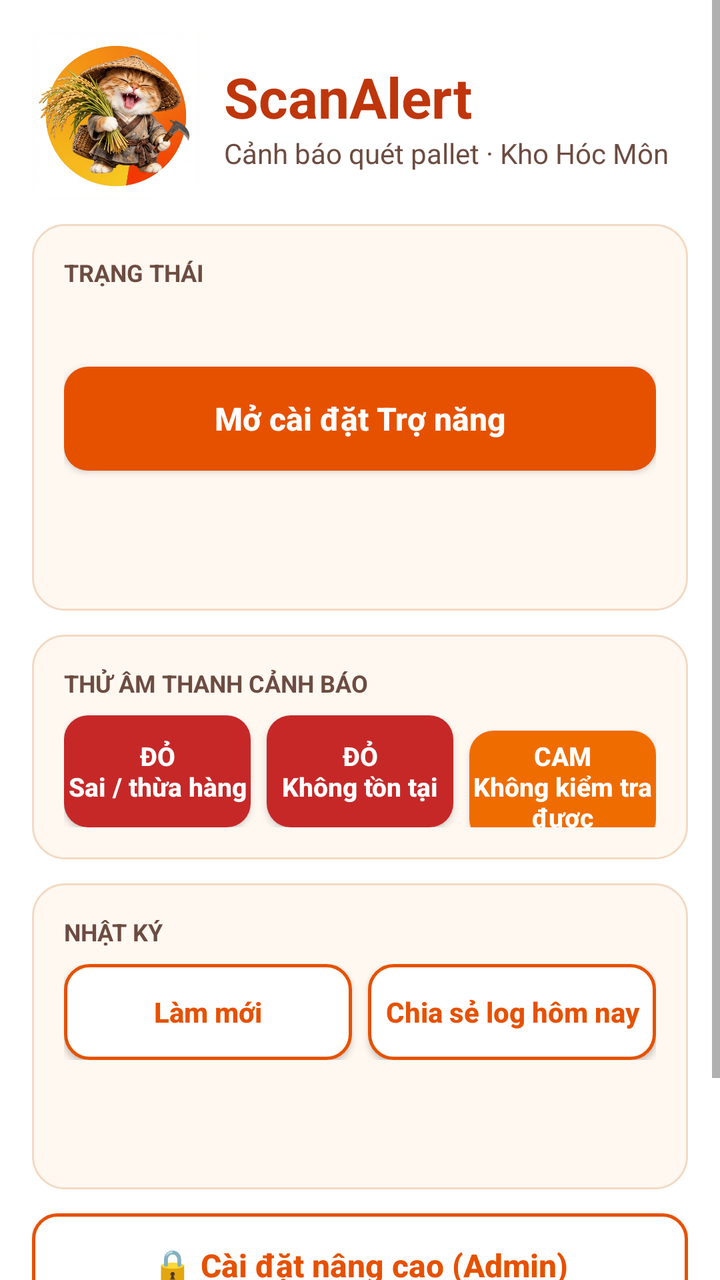
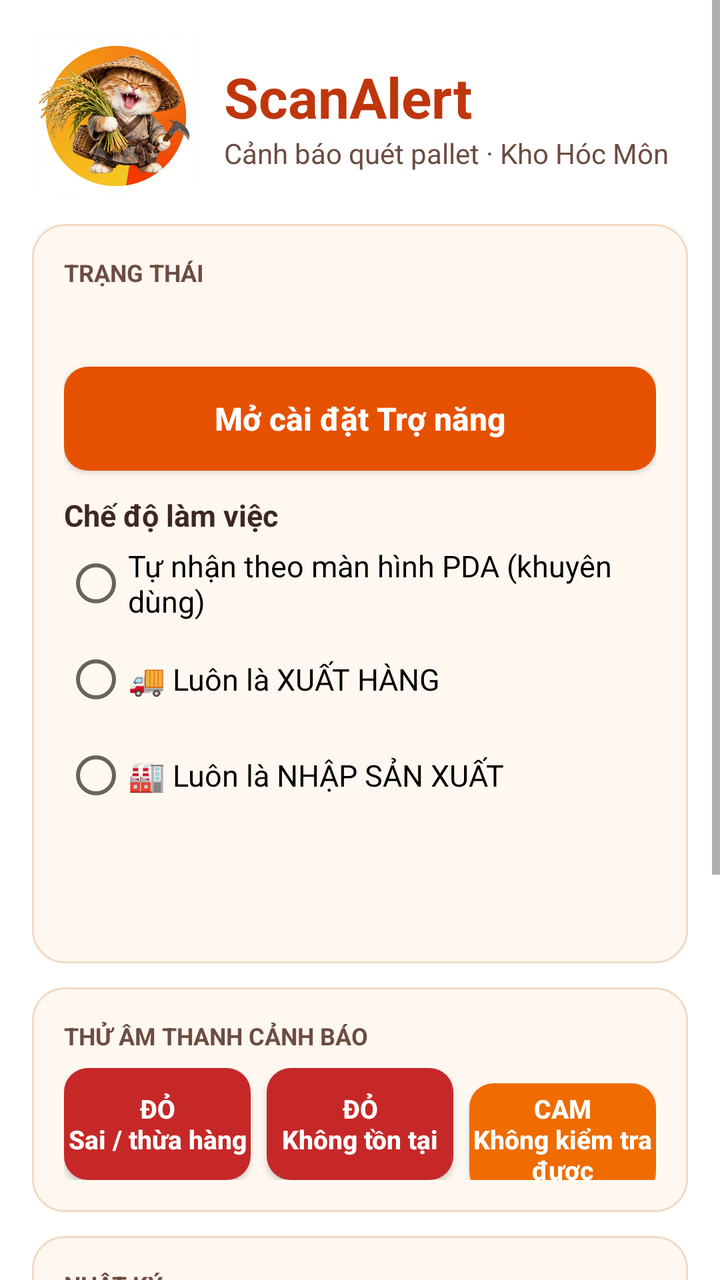

An Android layout rendered at two revisions. The XML below is the earlier revision; the diff shows what the commit changed to produce the second picture.
<!-- AndroidManifest.xml: application theme AppTheme -->
<!-- res/layout/activity_main.xml -->
<?xml version="1.0" encoding="utf-8"?>
<ScrollView xmlns:android="http://schemas.android.com/apk/res/android"
    android:layout_width="match_parent" android:layout_height="match_parent"
    android:fillViewport="true">
<LinearLayout
    android:layout_width="match_parent" android:layout_height="wrap_content"
    android:orientation="vertical" android:padding="16dp">

    
    <LinearLayout
        android:layout_width="match_parent" android:layout_height="wrap_content"
        android:orientation="horizontal" android:gravity="center_vertical"
        android:paddingBottom="12dp">
        <ImageView
            android:layout_width="84dp" android:layout_height="84dp"
            android:src="@drawable/app_logo" android:scaleType="fitCenter"
            android:contentDescription="Logo ScanAlert" />
        <LinearLayout
            android:layout_width="0dp" android:layout_height="wrap_content"
            android:layout_weight="1" android:orientation="vertical" android:paddingStart="12dp">
            <TextView android:layout_width="wrap_content" android:layout_height="wrap_content"
                android:text="ScanAlert" android:textSize="28sp" android:textStyle="bold"
                android:textColor="@color/brand_dark" />
            <TextView android:layout_width="wrap_content" android:layout_height="wrap_content"
                android:text="Cảnh báo quét pallet · Kho Hóc Môn" android:textSize="14sp"
                android:textColor="@color/ink_soft" />
        </LinearLayout>
    </LinearLayout>

    
    <LinearLayout
        android:layout_width="match_parent" android:layout_height="wrap_content"
        android:orientation="vertical" android:padding="16dp"
        android:background="@drawable/bg_card">
        <TextView android:layout_width="wrap_content" android:layout_height="wrap_content"
            android:text="TRẠNG THÁI" android:textSize="12sp" android:textStyle="bold"
            android:textColor="@color/ink_soft" />
        <TextView android:id="@+id/status" android:layout_width="match_parent"
            android:layout_height="wrap_content" android:textSize="20sp" android:textStyle="bold"
            android:paddingTop="4dp" android:paddingBottom="8dp" />
        <Button android:id="@+id/btnAccessibility" android:layout_width="match_parent"
            android:layout_height="wrap_content" android:minHeight="52dp"
            android:text="Mở cài đặt Trợ năng" android:textAllCaps="false" android:textSize="16sp"
            android:textStyle="bold" android:textColor="#FFFFFF"
            android:background="@drawable/btn_primary" />
        <TextView android:id="@+id/tvCross" android:layout_width="match_parent"
            android:layout_height="wrap_content" android:textSize="15sp"
            android:paddingTop="12dp" />
        <TextView android:id="@+id/sheetStatus" android:layout_width="match_parent"
            android:layout_height="wrap_content" android:textSize="13sp"
            android:textColor="@color/ink_soft" android:paddingTop="4dp" />
    </LinearLayout>

    
    <LinearLayout
        android:layout_width="match_parent" android:layout_height="wrap_content"
        android:orientation="vertical" android:padding="16dp"
        android:layout_marginTop="12dp" android:background="@drawable/bg_card">
        <TextView android:layout_width="wrap_content" android:layout_height="wrap_content"
            android:text="THỬ ÂM THANH CẢNH BÁO" android:textSize="12sp" android:textStyle="bold"
            android:textColor="@color/ink_soft" />
        <LinearLayout android:layout_width="match_parent" android:layout_height="wrap_content"
            android:orientation="horizontal" android:paddingTop="8dp">
            <Button android:id="@+id/btnTestRed" android:layout_width="0dp"
                android:layout_height="wrap_content" android:layout_weight="1" android:minHeight="56dp"
                android:text="ĐỎ\nSai / thừa hàng" android:textAllCaps="false" android:textSize="13sp"
                android:textStyle="bold" android:textColor="#FFFFFF"
                android:background="@drawable/btn_red" />
            <Button android:id="@+id/btnTestLoi" android:layout_width="0dp"
                android:layout_height="wrap_content" android:layout_weight="1" android:minHeight="56dp"
                android:layout_marginStart="8dp"
                android:text="ĐỎ\nKhông tồn tại" android:textAllCaps="false" android:textSize="13sp"
                android:textStyle="bold" android:textColor="#FFFFFF"
                android:background="@drawable/btn_red" />
            <Button android:id="@+id/btnTestAmber" android:layout_width="0dp"
                android:layout_height="wrap_content" android:layout_weight="1" android:minHeight="56dp"
                android:layout_marginStart="8dp"
                android:text="CAM\nKhông kiểm tra được" android:textAllCaps="false" android:textSize="13sp"
                android:textStyle="bold" android:textColor="#FFFFFF"
                android:background="@drawable/btn_amber" />
        </LinearLayout>
    </LinearLayout>

    
    <LinearLayout
        android:layout_width="match_parent" android:layout_height="wrap_content"
        android:orientation="vertical" android:padding="16dp"
        android:layout_marginTop="12dp" android:background="@drawable/bg_card">
        <TextView android:layout_width="wrap_content" android:layout_height="wrap_content"
            android:text="NHẬT KÝ" android:textSize="12sp" android:textStyle="bold"
            android:textColor="@color/ink_soft" />
        <LinearLayout android:layout_width="match_parent" android:layout_height="wrap_content"
            android:orientation="horizontal" android:paddingTop="8dp">
            <Button android:id="@+id/btnRefreshLog" android:layout_width="0dp"
                android:layout_height="wrap_content" android:layout_weight="1" android:minHeight="48dp"
                android:text="Làm mới" android:textAllCaps="false" android:textStyle="bold"
                android:textColor="@color/brand" android:background="@drawable/btn_outline" />
            <Button android:id="@+id/btnShareCsv" android:layout_width="0dp"
                android:layout_height="wrap_content" android:layout_weight="1" android:minHeight="48dp"
                android:layout_marginStart="8dp"
                android:text="Chia sẻ log hôm nay" android:textAllCaps="false" android:textStyle="bold"
                android:textColor="@color/brand" android:background="@drawable/btn_outline" />
        </LinearLayout>
        <TextView android:id="@+id/csvInfo" android:layout_width="match_parent"
            android:layout_height="wrap_content" android:textSize="12sp"
            android:textColor="@color/ink_soft" android:paddingTop="8dp" />
        <TextView android:id="@+id/log" android:layout_width="match_parent"
            android:layout_height="wrap_content" android:textIsSelectable="true"
            android:typeface="monospace" android:textSize="12sp" android:paddingTop="8dp" />
    </LinearLayout>

    
    <Button android:id="@+id/btnAdmin" android:layout_width="match_parent"
        android:layout_height="wrap_content" android:minHeight="52dp"
        android:layout_marginTop="12dp"
        android:text="🔒 Cài đặt nâng cao (Admin)" android:textAllCaps="false" android:textSize="16sp"
        android:textStyle="bold" android:textColor="@color/brand"
        android:background="@drawable/btn_outline" />

    <LinearLayout android:id="@+id/adminPanel"
        android:layout_width="match_parent" android:layout_height="wrap_content"
        android:orientation="vertical" android:padding="16dp" android:visibility="gone"
        android:layout_marginTop="12dp" android:background="@drawable/bg_card">

        <Button android:id="@+id/btnSim" android:layout_width="match_parent"
            android:layout_height="wrap_content" android:minHeight="48dp"
            android:text="🧪 Giả lập kiểm thử" android:textAllCaps="false" android:textStyle="bold"
            android:textColor="@color/brand" android:background="@drawable/btn_outline" />

        <TextView android:layout_width="wrap_content" android:layout_height="wrap_content"
            android:text="CÀI ĐẶT NÂNG CAO" android:textSize="12sp" android:textStyle="bold"
            android:textColor="@color/ink_soft" />

        <Button android:id="@+id/btnAppInfo" android:layout_width="match_parent"
            android:layout_height="wrap_content" android:minHeight="48dp" android:layout_marginTop="8dp"
            android:text="Thông tin ứng dụng (⋮ → Cho phép cài đặt bị hạn chế)"
            android:textAllCaps="false" android:textStyle="bold"
            android:textColor="@color/brand" android:background="@drawable/btn_outline" />

        <TextView android:layout_width="wrap_content" android:layout_height="wrap_content"
            android:paddingTop="16dp" android:text="Gói ứng dụng cần theo dõi:" />
        <EditText android:id="@+id/targetPackage" android:layout_width="match_parent"
            android:layout_height="wrap_content" android:inputType="text" android:singleLine="true" />

        <TextView android:layout_width="wrap_content" android:layout_height="wrap_content"
            android:paddingTop="8dp"
            android:text="Từ khóa lỗi (mỗi dòng một từ khóa, không phân biệt hoa/thường/dấu):" />
        <EditText android:id="@+id/keywords" android:layout_width="match_parent"
            android:layout_height="wrap_content" android:inputType="textMultiLine" android:minLines="3"
            android:gravity="top" />

        <TextView android:layout_width="wrap_content" android:layout_height="wrap_content"
            android:paddingTop="8dp" android:text="Số giây kêu cảnh báo ĐỎ mỗi lần phát hiện:" />
        <EditText android:id="@+id/beepSeconds" android:layout_width="match_parent"
            android:layout_height="wrap_content" android:inputType="number" />

        <CheckBox android:id="@+id/scanLog" android:layout_width="match_parent"
            android:layout_height="wrap_content"
            android:text="Ghi log mọi lần quét (OK / LỖI / XÓA) ra file CSV + Google Sheet" />
        <CheckBox android:id="@+id/debugLog" android:layout_width="match_parent"
            android:layout_height="wrap_content"
            android:text="Chế độ dò (ghi lại chữ đọc được trên màn hình Heineken PDA)" />

        <TextView android:layout_width="wrap_content" android:layout_height="wrap_content"
            android:paddingTop="16dp" android:text="Đối soát với GR" android:textStyle="bold" />
        <CheckBox android:id="@+id/crossCheck" android:layout_width="match_parent"
            android:layout_height="wrap_content"
            android:text="Bật đối soát từng pallet: sai mã hàng / thừa số lượng so với GR" />
        <TextView android:layout_width="wrap_content" android:layout_height="wrap_content"
            android:text="Mẫu mã hàng (regex, mặc định 1\\d{7} = 8 số bắt đầu bằng 1):" />
        <EditText android:id="@+id/skuPattern" android:layout_width="match_parent"
            android:layout_height="wrap_content" android:inputType="text" android:singleLine="true" />

        <TextView android:layout_width="wrap_content" android:layout_height="wrap_content"
            android:paddingTop="16dp" android:text="Dữ liệu GR (hộp thư đối soát)" android:textStyle="bold" />
        <TextView android:layout_width="wrap_content" android:layout_height="wrap_content"
            android:text="Link Web App của hộp thư (…/exec):" />
        <EditText android:id="@+id/grUrl" android:layout_width="match_parent"
            android:layout_height="wrap_content" android:inputType="textUri" android:singleLine="true" />
        <TextView android:layout_width="wrap_content" android:layout_height="wrap_content"
            android:text="Khóa PDA (chạy hienKhoaPda trong Apps Script để xem):" />
        <EditText android:id="@+id/grKey" android:layout_width="match_parent"
            android:layout_height="wrap_content" android:inputType="text" android:singleLine="true" />

        <TextView android:layout_width="wrap_content" android:layout_height="wrap_content"
            android:paddingTop="16dp" android:text="Gửi log lên Google Sheet" android:textStyle="bold" />
        <TextView android:layout_width="wrap_content" android:layout_height="wrap_content"
            android:text="Link Web App (https://script.google.com/macros/s/.../exec):" />
        <EditText android:id="@+id/sheetUrl" android:layout_width="match_parent"
            android:layout_height="wrap_content" android:inputType="textUri" android:singleLine="true" />
        <TextView android:layout_width="wrap_content" android:layout_height="wrap_content"
            android:text="Mã bí mật (TOKEN, giống trong Apps Script):" />
        <EditText android:id="@+id/sheetToken" android:layout_width="match_parent"
            android:layout_height="wrap_content" android:inputType="text" android:singleLine="true" />
        <TextView android:layout_width="wrap_content" android:layout_height="wrap_content"
            android:text="Tên máy / người quét (hiện trên Sheet):" />
        <EditText android:id="@+id/deviceName" android:layout_width="match_parent"
            android:layout_height="wrap_content" android:inputType="text" android:singleLine="true" />

        <Button android:id="@+id/btnSave" android:layout_width="match_parent"
            android:layout_height="wrap_content" android:minHeight="52dp" android:layout_marginTop="16dp"
            android:text="Lưu cấu hình" android:textAllCaps="false" android:textSize="16sp"
            android:textStyle="bold" android:textColor="#FFFFFF" android:background="@drawable/btn_primary" />
        <Button android:id="@+id/btnSheetTest" android:layout_width="match_parent"
            android:layout_height="wrap_content" android:minHeight="48dp" android:layout_marginTop="8dp"
            android:text="Lưu và gửi dòng thử lên Sheet" android:textAllCaps="false" android:textStyle="bold"
            android:textColor="@color/brand" android:background="@drawable/btn_outline" />
        <Button android:id="@+id/btnChangePin" android:layout_width="match_parent"
            android:layout_height="wrap_content" android:minHeight="48dp" android:layout_marginTop="8dp"
            android:text="Đổi mã PIN Admin" android:textAllCaps="false" android:textStyle="bold"
            android:textColor="@color/brand" android:background="@drawable/btn_outline" />
        <Button android:id="@+id/btnLock" android:layout_width="match_parent"
            android:layout_height="wrap_content" android:minHeight="48dp" android:layout_marginTop="8dp"
            android:text="🔒 Khóa lại" android:textAllCaps="false" android:textStyle="bold"
            android:textColor="#FFFFFF" android:background="@drawable/btn_red" />
    </LinearLayout>

    
    <LinearLayout
        android:layout_width="match_parent" android:layout_height="wrap_content"
        android:orientation="vertical" android:padding="16dp"
        android:layout_marginTop="12dp" android:background="@drawable/bg_card">
        <TextView android:layout_width="wrap_content" android:layout_height="wrap_content"
            android:text="GIỚI THIỆU" android:textSize="12sp" android:textStyle="bold"
            android:textColor="@color/ink_soft" />
        <TextView android:id="@+id/tvAbout" android:layout_width="match_parent"
            android:layout_height="wrap_content" android:textSize="14sp" android:paddingTop="6dp"
            android:lineSpacingExtra="3dp" />
    </LinearLayout>

</LinearLayout>
</ScrollView>
<!-- resources referenced by this layout -->
<resources>
  <color name="brand">#E65100</color>
  <color name="brand_dark">#BF360C</color>
  <color name="ink_soft">#6D4C41</color>
  <!-- drawable app_logo: png bitmap (drawable-nodpi, 297513 bytes) -->
  <!-- drawable bg_card (drawable) -->
  <?xml version="1.0" encoding="utf-8"?>
  <shape xmlns:android="http://schemas.android.com/apk/res/android" android:shape="rectangle">
      <solid android:color="@color/card" />
      <stroke android:width="1dp" android:color="@color/card_stroke" />
      <corners android:radius="16dp" />
  </shape>
  <!-- drawable btn_amber (drawable) -->
  <?xml version="1.0" encoding="utf-8"?>
  <ripple xmlns:android="http://schemas.android.com/apk/res/android" android:color="#40FFFFFF">
      <item>
          <shape android:shape="rectangle">
              <solid android:color="#EF6C00" />
              <corners android:radius="12dp" />
          </shape>
      </item>
  </ripple>
  <!-- drawable btn_outline (drawable) -->
  <?xml version="1.0" encoding="utf-8"?>
  <ripple xmlns:android="http://schemas.android.com/apk/res/android" android:color="#30E65100">
      <item>
          <shape android:shape="rectangle">
              <solid android:color="#FFFFFF" />
              <stroke android:width="1.5dp" android:color="@color/brand" />
              <corners android:radius="12dp" />
          </shape>
      </item>
  </ripple>
  <!-- drawable btn_primary (drawable) -->
  <?xml version="1.0" encoding="utf-8"?>
  <ripple xmlns:android="http://schemas.android.com/apk/res/android" android:color="#40FFFFFF">
      <item>
          <shape android:shape="rectangle">
              <solid android:color="#E65100" />
              <corners android:radius="12dp" />
          </shape>
      </item>
  </ripple>
  <!-- drawable btn_red (drawable) -->
  <?xml version="1.0" encoding="utf-8"?>
  <ripple xmlns:android="http://schemas.android.com/apk/res/android" android:color="#40FFFFFF">
      <item>
          <shape android:shape="rectangle">
              <solid android:color="#C62828" />
              <corners android:radius="12dp" />
          </shape>
      </item>
  </ripple>
  <style name="AppTheme" parent="@android:style/Theme.Material.Light.NoActionBar">
          <item name="android:statusBarColor">@color/brand_dark</item>
          <item name="android:windowBackground">@android:color/white</item>
          <item name="android:textColor">@color/ink</item>
      </style>
  <color name="card">#FFF8F1</color>
  <color name="card_stroke">#F3D9C2</color>
  <color name="ink">#3E2723</color>
</resources>

<!-- the commit's change to res/layout/activity_main.xml (unified diff, before → after) -->
@@ -43,6 +43,21 @@
             android:text="Mở cài đặt Trợ năng" android:textAllCaps="false" android:textSize="16sp"
             android:textStyle="bold" android:textColor="#FFFFFF"
             android:background="@drawable/btn_primary" />
+        <TextView android:layout_width="match_parent" android:layout_height="wrap_content"
+            android:text="Chế độ làm việc" android:textStyle="bold" android:textSize="15sp"
+            android:paddingTop="12dp" />
+        <RadioGroup android:id="@+id/rgMode" android:layout_width="match_parent"
+            android:layout_height="wrap_content" android:orientation="vertical">
+            <RadioButton android:id="@+id/rbAuto" android:layout_width="match_parent"
+                android:layout_height="wrap_content" android:minHeight="48dp" android:textSize="15sp"
+                android:text="Tự nhận theo màn hình PDA (khuyên dùng)" />
+            <RadioButton android:id="@+id/rbXh" android:layout_width="match_parent"
+                android:layout_height="wrap_content" android:minHeight="48dp" android:textSize="15sp"
+                android:text="🚚 Luôn là XUẤT HÀNG" />
+            <RadioButton android:id="@+id/rbSx" android:layout_width="match_parent"
+                android:layout_height="wrap_content" android:minHeight="48dp" android:textSize="15sp"
+                android:text="🏭 Luôn là NHẬP SẢN XUẤT" />
+        </RadioGroup>
         <TextView android:id="@+id/tvCross" android:layout_width="match_parent"
             android:layout_height="wrap_content" android:textSize="15sp"
             android:paddingTop="12dp" />
